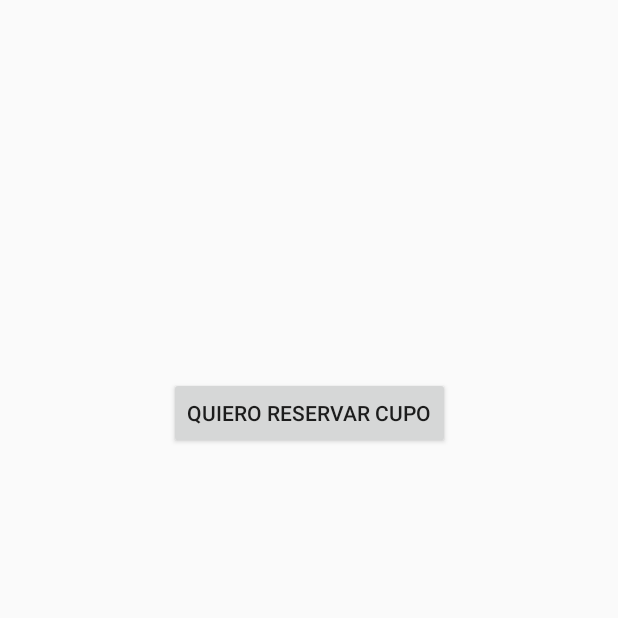
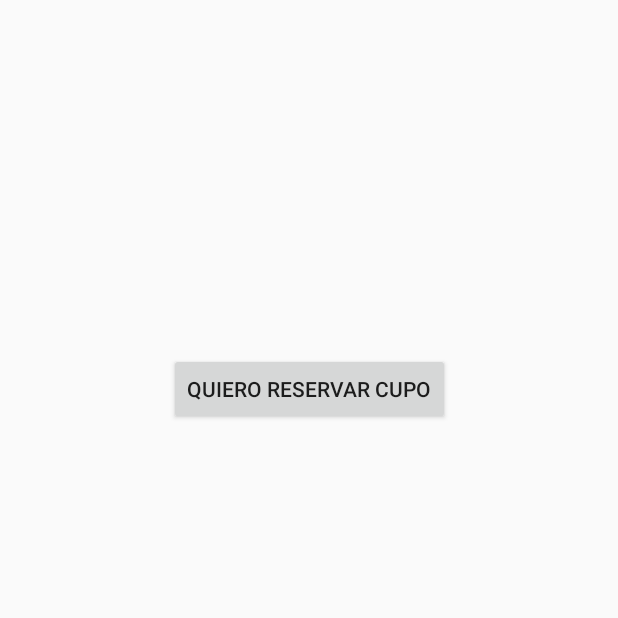
Before and after one commit to ruthnadiezhda/ProyectoIndividualApps, an Android app: the DetallesEventos screen opened directly, with no data from a screen before it, on a phone screen of 412 x 824 dp, the top half of it. Run offline under Robolectric (Android 15) with nearby library versions, the phone set to English and light mode, and no system bars; our stand-ins replace Firebase (no records; nobody signed in at launch, a user with empty details on screens opened directly); Roboto replaces fonts that are not available here.

Commit message:
Eventitos 2

```diff
--- a/app/src/main/java/com/example/proyectoindividualapps/DetallesEventos.java
+++ b/app/src/main/java/com/example/proyectoindividualapps/DetallesEventos.java
@@ -80,6 +80,5 @@ public class DetallesEventos extends AppCompatActivity {
             }
         });
 
-
     }
 }
--- a/app/src/main/java/com/example/proyectoindividualapps/NoticiasActivity.java
+++ b/app/src/main/java/com/example/proyectoindividualapps/NoticiasActivity.java
@@ -78,8 +78,6 @@ public class NoticiasActivity extends AppCompatActivity implements NavigationVie
     }
 
     private void recyclerViewEventos() {
-        recyclerViewNoticias.setHasFixedSize(true);
-        recyclerViewNoticias.setLayoutManager(new LinearLayoutManager(this,LinearLayoutManager.HORIZONTAL,false));
 
         final DatabaseReference databaseReferenceEventos = FirebaseDatabase.getInstance().getReference().child("Universidad").child("Eventos");
 
--- a/app/src/main/java/com/example/proyectoindividualapps/adapter/EventosAdapter.java
+++ b/app/src/main/java/com/example/proyectoindividualapps/adapter/EventosAdapter.java
@@ -12,6 +12,7 @@ import android.widget.TextView;
 import androidx.annotation.NonNull;
 import androidx.recyclerview.widget.RecyclerView;
 
+import com.example.proyectoindividualapps.DetallesEventos;
 import com.example.proyectoindividualapps.DetallesNoticias;
 import com.example.proyectoindividualapps.R;
 import com.example.proyectoindividualapps.entity.Evento;
@@ -63,7 +64,7 @@ public class EventosAdapter extends RecyclerView.Adapter<EventosAdapter.EventosV
                     @Override
                     public void onClick(View v) {
 
-                        Intent intent = new Intent(context, DetallesNoticias.class);
+                        Intent intent = new Intent(context, DetallesEventos.class);
                         intent.putExtra("Titulo",evento.getTitulo());
                         intent.putExtra("Preferencial",evento.getPreferencial());
 
--- a/app/src/main/res/layout/detalles_eventos.xml
+++ b/app/src/main/res/layout/detalles_eventos.xml
@@ -1,10 +1,15 @@
 <?xml version="1.0" encoding="utf-8"?>
-<androidx.constraintlayout.widget.ConstraintLayout
+<ScrollView
     xmlns:android="http://schemas.android.com/apk/res/android"
     xmlns:app="http://schemas.android.com/apk/res-auto"
     xmlns:tools="http://schemas.android.com/tools"
     android:layout_width="match_parent"
     android:layout_height="match_parent">
+
+    <androidx.constraintlayout.widget.ConstraintLayout
+        android:layout_width="match_parent"
+        android:layout_height="match_parent">
+
 
     <TextView
         android:id="@+id/tituloEvento"
@@ -78,4 +83,5 @@
         app:layout_constraintStart_toStartOf="parent"
         app:layout_constraintTop_toBottomOf="@+id/textoEvento"
         app:layout_constraintVertical_bias="0.03" />
-</androidx.constraintlayout.widget.ConstraintLayout>
+    </androidx.constraintlayout.widget.ConstraintLayout>
+</ScrollView>
--- a/app/src/main/res/layout/eventos_rv.xml
+++ b/app/src/main/res/layout/eventos_rv.xml
@@ -36,6 +36,7 @@
                 android:layout_height="wrap_content"
                 android:layout_gravity="center"
                 android:fontFamily="@font/baloo"
+                android:gravity="center"
                 android:text="TextView"
                 android:textSize="12sp" />
 
```
